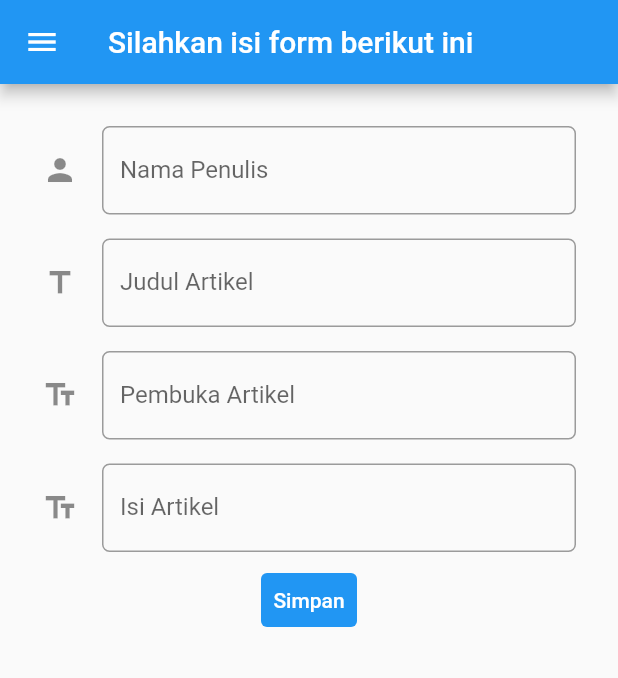
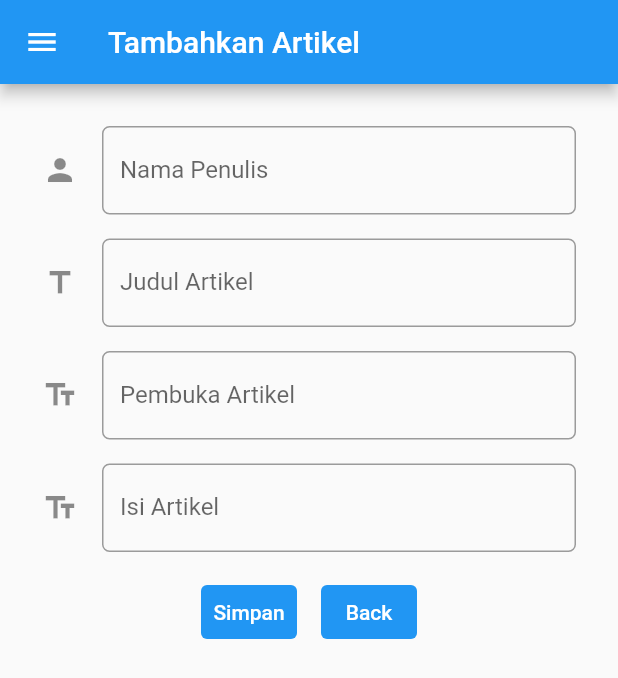
Before and after one commit to fachryanwarr/pbp-volundear-mobile, a Flutter app: the ArtikelForm screen opened directly, on a phone screen of 412 x 824 dp. Shown: the top 678 px of the screen. Run offline on Flutter 3.47's test engine with Material 2 defaults, Android fonts, the light colour scheme and no system bars; network calls fail.

Commit message:
Update Artikel #3 (Memperbaharui model artikel dan fetch data artikel)

```diff
--- a/lib/models/artikel.dart
+++ b/lib/models/artikel.dart
@@ -1,11 +1,29 @@
 class Artikel {
-    late String penulis;
-    late String judul;
-    late String rilis;
-    late String pembuka;
-    late String isi;
+    Artikel({
+        required this.model,
+        required this.pk,
+        required this.fields,
+    });
 
-    Artikel({
+    final String model;
+    final int pk;
+    final Fields fields;
+
+    factory Artikel.fromJson(Map<String, dynamic> json) => Artikel(
+        model: json["model"],
+        pk: json["pk"],
+        fields: Fields.fromJson(json["fields"]),
+    );
+
+    Map<String, dynamic> toJson() => {
+        "model": model,
+        "pk": pk,
+        "fields": fields.toJson(),
+    };
+}
+
+class Fields {
+    Fields({
         required this.penulis,
         required this.judul,
         required this.rilis,
@@ -13,21 +31,25 @@ class Artikel {
         required this.isi,
     });
 
-    Artikel.fromJson(Map<String, dynamic> json) {
-      penulis = json['penulis'].toString();
-      judul = json['judul'];
-      rilis = json['rilis'];
-      pembuka = json['pembuka'];
-      isi = json['isi'];
-    }
+    final int penulis;
+    final String judul;
+    final DateTime rilis;
+    final String pembuka;
+    final String isi;
 
-    Map<String, dynamic> toJson() {
-      final Map<String, dynamic> data = <String, dynamic>{};
-      data['penulis'] = penulis;
-      data['judul'] = judul;
-      data['rilis'] = rilis;
-      data['pembuka'] = pembuka;
-      data['isi'] = isi;
-      return data;
-    }
+    factory Fields.fromJson(Map<String, dynamic> json) => Fields(
+        penulis: json["penulis"],
+        judul: json["judul"],
+        rilis: DateTime.parse(json["rilis"]),
+        pembuka: json["pembuka"],
+        isi: json["isi"],
+    );
+
+    Map<String, dynamic> toJson() => {
+        "penulis": penulis,
+        "judul": judul,
+        "rilis": "${rilis.year.toString().padLeft(4, '0')}-${rilis.month.toString().padLeft(2, '0')}-${rilis.day.toString().padLeft(2, '0')}",
+        "pembuka": pembuka,
+        "isi": isi,
+    };
 }
--- a/lib/pages/artikel_detail.dart
+++ b/lib/pages/artikel_detail.dart
@@ -1,6 +1,7 @@
 import 'package:flutter/material.dart';
 import 'package:volundear/drawer.dart';
 import 'package:volundear/models/artikel.dart';
+import 'package:volundear/pages/artikel_form_page.dart';
 import 'package:volundear/pages/artikel_page.dart';
 
 class ArtikelDetail extends StatefulWidget {
@@ -19,7 +20,7 @@ class _ArtikelDetailState extends State<ArtikelDetail>{
   Widget build(BuildContext context) => Scaffold(
         resizeToAvoidBottomInset: false,
         appBar: AppBar(
-          title: const Text('Wacth Item Detail'),
+          title: const Text('Artikel Lengkap'),
           elevation: 0,
         ),
         // Menambahkan drawer menu
@@ -35,7 +36,7 @@ class _ArtikelDetailState extends State<ArtikelDetail>{
                   children: [
                     Center(
                       child: Text(
-                        widget.artikel.judul,
+                        widget.artikel.fields.judul,
                         style: const TextStyle(
                           fontSize: 20,
                           fontWeight: FontWeight.bold,
@@ -44,7 +45,7 @@ class _ArtikelDetailState extends State<ArtikelDetail>{
                     ),
                     Center(
                       child: Text(
-                        (widget.artikel.penulis).toString(),
+                        (widget.artikel.fields.penulis).toString(),
                         style: const TextStyle(
                           fontSize: 20,
                           fontWeight: FontWeight.bold,
@@ -53,7 +54,7 @@ class _ArtikelDetailState extends State<ArtikelDetail>{
                     ),
                     Center(
                       child: Text(
-                        widget.artikel.rilis,
+                        "${widget.artikel.fields.rilis.year}-${widget.artikel.fields.rilis.month}-${widget.artikel.fields.rilis.day}",
                         style: const TextStyle(
                           fontSize: 20,
                           fontWeight: FontWeight.bold,
@@ -63,7 +64,7 @@ class _ArtikelDetailState extends State<ArtikelDetail>{
                     Padding(
                       padding: const EdgeInsets.only(top: 2),
                       child: Text(
-                        widget.artikel.pembuka,
+                        widget.artikel.fields.pembuka,
                         textAlign: TextAlign.justify,
                         style: const TextStyle(
                           fontWeight: FontWeight.bold,
@@ -73,16 +74,17 @@ class _ArtikelDetailState extends State<ArtikelDetail>{
                     Padding(
                       padding: const EdgeInsets.only(top: 2),
                       child: Text(
-                        widget.artikel.isi,
+                        widget.artikel.fields.isi,
                         textAlign: TextAlign.justify,
                       ),
                     ),
                   ],
                 ),
+                // Button komentar
                 Padding(
                   padding: const EdgeInsets.only(top: 8),
                   child: ElevatedButton(
-                    onPressed: () => Navigator.pushReplacement(
+                    onPressed: () => Navigator.push(
                       context,
                       MaterialPageRoute(builder: (context) => const ArtikelPage()), //FormKomentar()
                     ),
@@ -91,6 +93,19 @@ class _ArtikelDetailState extends State<ArtikelDetail>{
                     child: const Text('Komentar'),
                   ),
                 ),
+                Padding(
+                  padding: const EdgeInsets.only(top: 8),
+                  child: ElevatedButton(
+                    onPressed: () => Navigator.push(
+                      context,
+                      MaterialPageRoute(builder: (context) => const ArtikelForm()), //FormKomentar()
+                    ),
+                    style: ElevatedButton.styleFrom(
+                        minimumSize: const Size.fromHeight(50)),
+                    child: const Text('Tambah Artikel'),
+                  ),
+                ),
+                // Button kembali
                 Padding(
                   padding: const EdgeInsets.only(top: 8),
                   child: ElevatedButton(
--- a/lib/pages/artikel_form_page.dart
+++ b/lib/pages/artikel_form_page.dart
@@ -37,6 +37,7 @@ class _ArtikelFormState extends State<ArtikelForm> {
           'pembuka': pembukaController,
           'isi': isiController,
         }));
+    // ignore: avoid_print
     print(response.body);
   }
 
@@ -45,7 +46,7 @@ class _ArtikelFormState extends State<ArtikelForm> {
     return Scaffold(
       drawer: const MyDrawer(),
       appBar: AppBar(
-        title: const Text("Silahkan isi form berikut ini"),
+        title: const Text("Tambahkan Artikel"),
       ),
       body: Form(
         key: _formKey,
@@ -182,7 +183,14 @@ class _ArtikelFormState extends State<ArtikelForm> {
                     },
                   ),
                 ),
+                // Button
+                Row(
+                  mainAxisAlignment: MainAxisAlignment.center,
+                  children: [
                     // Save button
+                    Padding(
+                      padding: const EdgeInsets.all(8.0),
+                      child:
                         TextButton(
                         style: ButtonStyle(
                           backgroundColor: MaterialStateProperty.all(Colors.blue),
@@ -201,6 +209,23 @@ class _ArtikelFormState extends State<ArtikelForm> {
                           style: TextStyle(color: Colors.white),
                         ),
                       ),
+                    ),
+                    // Back button
+                    Padding(
+                      padding: const EdgeInsets.all(8.0),
+                      child: TextButton(
+                        style: ButtonStyle(
+                          backgroundColor: MaterialStateProperty.all(Colors.blue),
+                        ),
+                        onPressed: () => Navigator.pop(context),
+                        child: const Text(
+                          "Back",
+                          style: TextStyle(color: Colors.white),
+                        ),
+                      ),
+                    ),
+                  ],
+                ),
               ],
             ),
           ),
--- a/lib/pages/artikel_page.dart
+++ b/lib/pages/artikel_page.dart
@@ -61,12 +61,12 @@ class _ArtikelPage extends State<ArtikelPage> {
                               context,
                               MaterialPageRoute(
                                 builder: (context) => ArtikelDetail(
-                                  artikel: snapshot.data[index],
+                                  artikel: snapshot.data![index],
                                 ),
                               ),
                             ),
                             child: ArtikelItemCard(
-                              artikel: snapshot.data[index],
+                              artikel: snapshot.data![index],
                             ),
                           ),
                         ),
```
Also changed, not shown: lib/drawer.dart (+0 -11 lines), lib/jsons/artikel_json.dart (+12 -2 lines), lib/widgets/artikel_item_card.dart (+5 -5 lines). Lines whose indentation alone changed are shown as unchanged.
